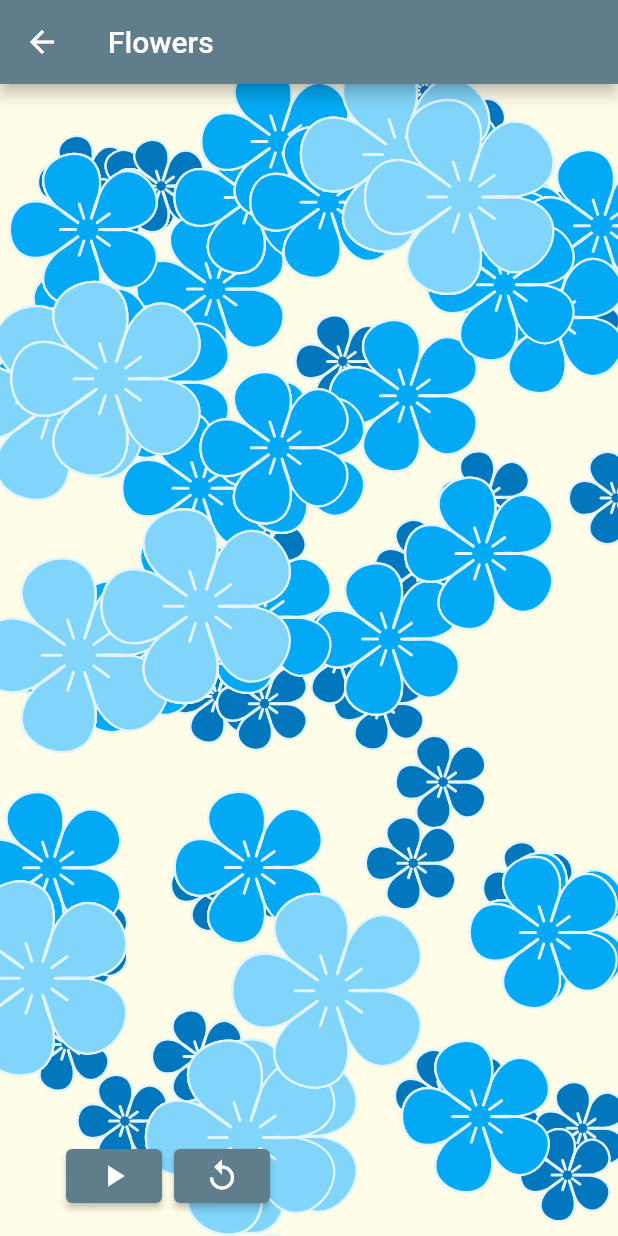
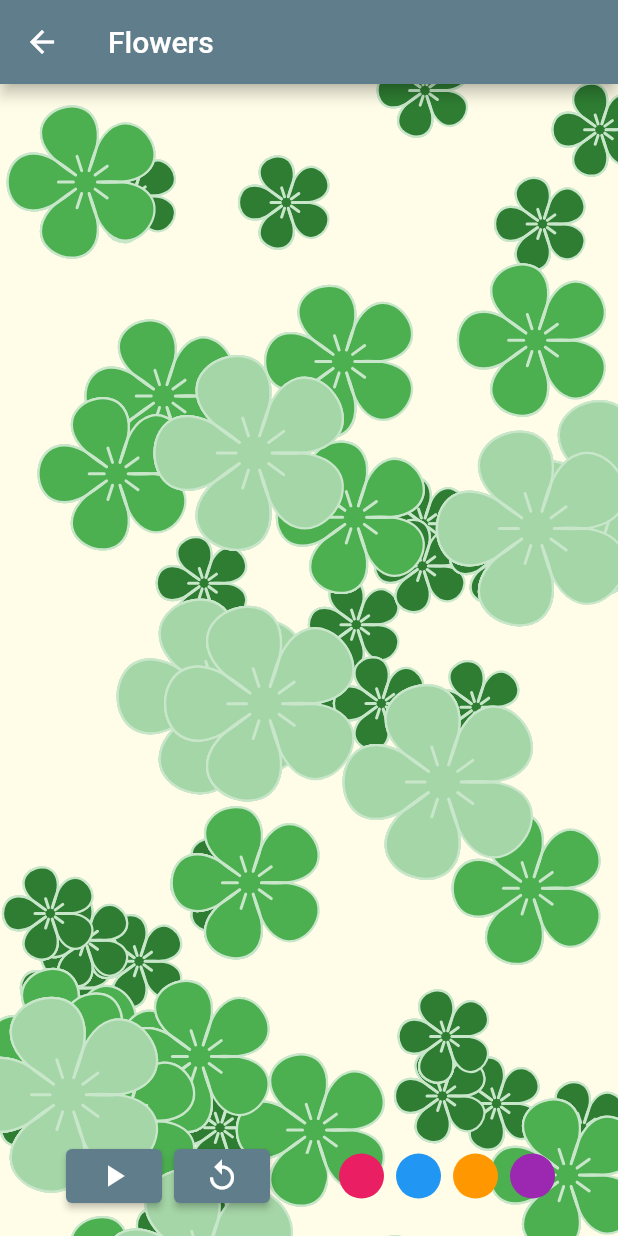
Before and after one commit to fullmers/flutter_animation_play, a Flutter app: the screen it shows after launch, after a tap on "Flowers", on a phone screen of 412 x 824 dp. Run offline on Flutter 3.47's test engine with Material 2 defaults, Android fonts, the phone set to English and light mode, and no system bars.

Commit message:
make color scheme adjustable, add reset button

```diff
--- a/lib/flowers/flower.dart
+++ b/lib/flowers/flower.dart
@@ -25,18 +25,29 @@ class Flower {
     }
   }
 
+  double get ctrlPtHeight {
+    switch (flowerType) {
+      case FlowerTypes.BigSakura:
+        return 100;
+      case FlowerTypes.MediumSakura:
+        return 80;
+      case FlowerTypes.SmallSakura:
+        return 50;
+    }
+  }
+
   Color get flowerStrokeColor {
     switch (flowerColorScheme) {
       case FlowerColorScheme.Orange:
-        return Colors.orange[50]!;
+        return Colors.orange[100]!;
       case FlowerColorScheme.Blue:
-        return Colors.lightBlue[50]!;
+        return Colors.lightBlue[100]!;
       case FlowerColorScheme.Green:
-        return Colors.green[50]!;
+        return Colors.green[100]!;
       case FlowerColorScheme.Pink:
-        return Colors.pink[50]!;
+        return Colors.pink[100]!;
       case FlowerColorScheme.Purple:
-        return Colors.deepPurple[50]!;
+        return Colors.deepPurple[100]!;
     }
   }
 
@@ -93,17 +104,6 @@ class Flower {
     }
   }
 
-  double get ctrlPtHeight {
-    switch (flowerType) {
-      case FlowerTypes.BigSakura:
-        return 100;
-      case FlowerTypes.MediumSakura:
-        return 80;
-      case FlowerTypes.SmallSakura:
-        return 50;
-    }
-  }
-
   //todo update this when you have more types
   int get numPetals {
     return 5;
--- a/lib/flowers/flowers.dart
+++ b/lib/flowers/flowers.dart
@@ -29,8 +29,11 @@ class _FlowersState extends State<Flowers> with SingleTickerProviderStateMixin {
 
   late AnimationController _controller;
   bool _isPlaying = false;
+  FlowerColorScheme _currentColorScheme = FlowerColorScheme.Green;
   final _random = Random();
   final List<Flower> _flowers = [];
+  final List<Offset> _centers = [];
+  final int _numFlowers = 50;
 
   // beginning and end fields of Tween not needed, since the duration field in the controller provides this
   static final _animation = Tween<double>();
@@ -47,38 +50,52 @@ class _FlowersState extends State<Flowers> with SingleTickerProviderStateMixin {
         setState(() {});
       });
 
-    for (var flowerType in FlowerTypes.values) {
+    _createCenters();
     _createFlowers(
-        numFlowers: _getNumFlowers(flowerType),
-        flowerType: flowerType,
+        //  flowerColorScheme: FlowerColorScheme.Green,
         );
+  }
+
+  void _createFlowers() {
+    _flowers.clear();
+    final int numSmallFlowers = _getNumFlowers(FlowerTypes.SmallSakura);
+    FlowerTypes type;
+    for (int i = 0; i < _centers.length; i++) {
+      if (i < numSmallFlowers) {
+        type = FlowerTypes.SmallSakura;
+      } else if (i >= numSmallFlowers && i < (numSmallFlowers + _getNumFlowers(FlowerTypes.MediumSakura))) {
+        type = FlowerTypes.MediumSakura;
+      } else {
+        type = FlowerTypes.BigSakura;
+      }
+      Flower flower = Flower(
+        flowerType: type,
+        center: _centers[i],
+        vx: _random.nextDouble(),
+        vy: _random.nextDouble(),
+        flowerColorScheme: _currentColorScheme,
+      );
+      _flowers.add(flower);
+    }
+  }
+
+  void _createCenters() {
+    for (int i = 0; i < _numFlowers; i++) {
+      _centers.add(_makeRandomCenter());
     }
   }
 
   int _getNumFlowers(FlowerTypes flowerType) {
+    final int numBigFlowers = (_numFlowers / 6).floor();
+    final int numMediumFlowers = numBigFlowers * 2;
+    final int numSmallFlowers = _numFlowers - numMediumFlowers - numBigFlowers;
     switch (flowerType) {
       case FlowerTypes.BigSakura:
-        return 10;
+        return numBigFlowers;
       case FlowerTypes.MediumSakura:
-        return 30;
+        return numMediumFlowers;
       case FlowerTypes.SmallSakura:
-        return 40;
-    }
-  }
-
-  void _createFlowers({
-    required int numFlowers,
-    required FlowerTypes flowerType,
-  }) {
-    for (int i = 0; i < numFlowers; i++) {
-      Flower flower = Flower(
-        flowerType: flowerType,
-        center: _makeRandomCenter(),
-        vx: _random.nextDouble(),
-        vy: _random.nextDouble(),
-        flowerColorScheme: FlowerColorScheme.Blue,
-      );
-      _flowers.add(flower);
+        return numSmallFlowers;
     }
   }
 
@@ -103,7 +120,9 @@ class _FlowersState extends State<Flowers> with SingleTickerProviderStateMixin {
           color: Colors.yellow[50],
         ),
       ),
-      floatingActionButton: Padding(
+      floatingActionButton: Row(
+        children: [
+          Padding(
             padding: const EdgeInsets.only(left: 30.0),
             child: AnimationControllerButtons(
               isPlaying: _isPlaying,
@@ -111,7 +130,41 @@ class _FlowersState extends State<Flowers> with SingleTickerProviderStateMixin {
               onPressReset: _reset,
             ),
           ),
+          const SizedBox(width: 8),
+          _makeColorChangeButton(FlowerColorScheme.Green, Colors.green),
+          const SizedBox(width: 8),
+          _makeColorChangeButton(FlowerColorScheme.Pink, Colors.pink),
+          const SizedBox(width: 8),
+          _makeColorChangeButton(FlowerColorScheme.Blue, Colors.blue),
+          const SizedBox(width: 8),
+          _makeColorChangeButton(FlowerColorScheme.Orange, Colors.orange),
+          const SizedBox(width: 8),
+          _makeColorChangeButton(FlowerColorScheme.Purple, Colors.purple),
+        ],
+      ),
     );
+  }
+
+  Widget _makeColorChangeButton(FlowerColorScheme scheme, Color color) {
+    return InkWell(
+      child: Container(
+          height: 30,
+          width: 30,
+          decoration: BoxDecoration(
+            borderRadius: BorderRadius.all(Radius.circular(15)),
+            color: color,
+          )),
+      onTap: () => _changeColor(scheme),
+    );
+  }
+
+  void _changeColor(FlowerColorScheme flowerColorScheme) {
+    setState(() {
+      _currentColorScheme = flowerColorScheme;
+      _createFlowers(
+          // flowerColorScheme: flowerColorScheme,
+          );
+    });
   }
 
   Offset _makeRandomCenter() {
@@ -134,8 +187,9 @@ class _FlowersState extends State<Flowers> with SingleTickerProviderStateMixin {
 
   void _reset() {
     setState(() {
-      _controller.reset();
-      _isPlaying = false;
+      _centers.clear();
+      _createCenters();
+      _createFlowers();
     });
   }
 }
```
Lines whose indentation alone changed are shown as unchanged.
